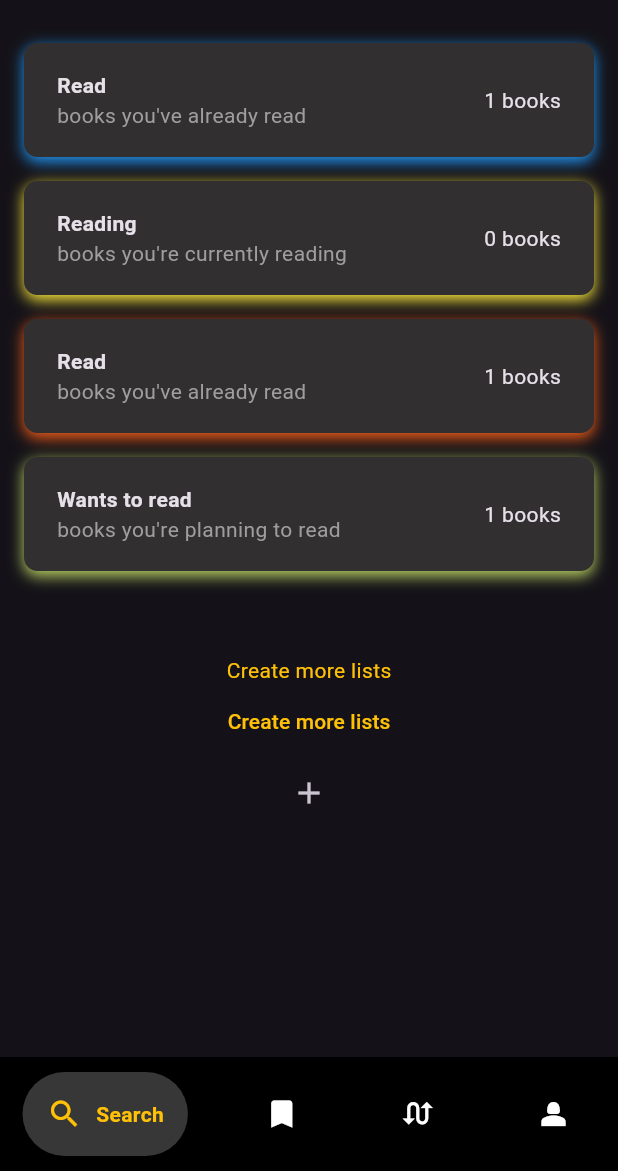
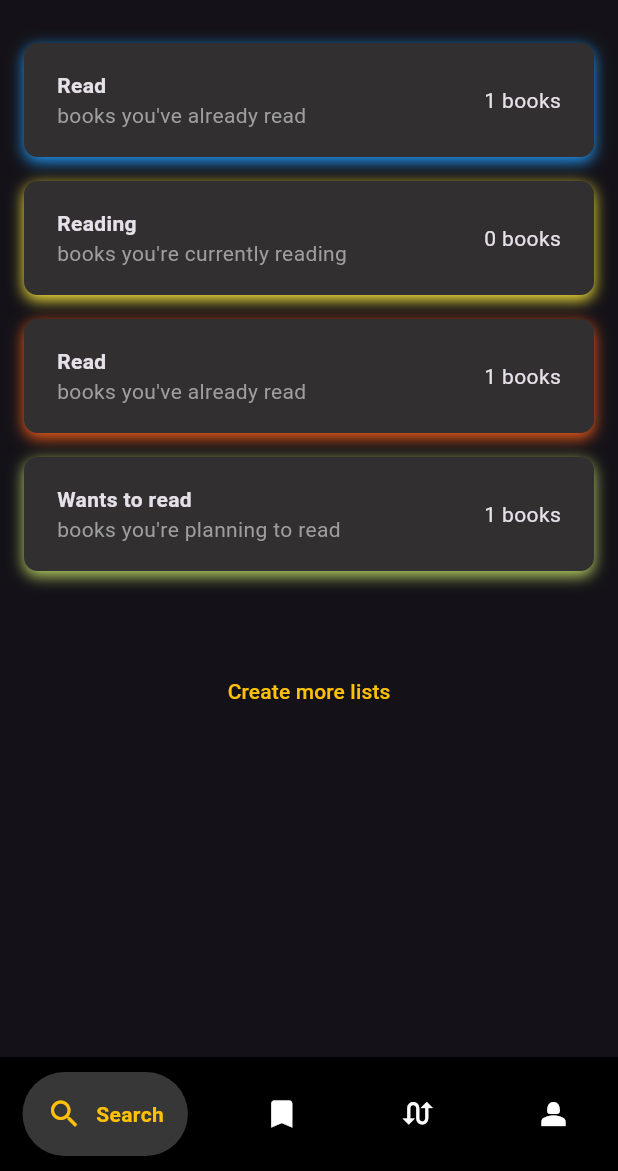
Before and after one commit to bdominguez6/App_Pumpun, a Flutter app: the screen it shows after launch, on a phone screen of 412 x 824 dp, the part 65-1236 px from its top. Run offline on Flutter 3.47's test engine with Material 3 defaults, Android fonts, the phone set to English and light mode, and no system bars; drawn by our look-alikes of google_nav_bar; our stand-ins replace flutter_colorpicker, google_fonts.

Commit message:
feat(WIP): booklist screen

```diff
--- a/app/lib/widgets/booklist/booklists_screen.dart
+++ b/app/lib/widgets/booklist/booklists_screen.dart
@@ -269,12 +269,6 @@ class _BookListsScreenState extends State<BookListsScreen> {
                 mainAxisSize: MainAxisSize.max,
                 mainAxisAlignment: MainAxisAlignment.center,
                 children: [
-                    const Text(
-                      'Create more lists',
-                      style: TextStyle(
-                        color: Colors.amber,
-                      ),
-                    ),
                   TextButton(
                     onPressed: () {
                       _openBooklistCreationModal();
@@ -286,14 +280,9 @@ class _BookListsScreenState extends State<BookListsScreen> {
                       ),
                     ),
                   ),
-                    IconButton(
-                      onPressed: () {
-                        _openBooklistCreationModal();
-                      },
-                      icon: const Icon(Icons.add),
+                ],
               ),
-                  ],
-                ))
+            )
         ],
       ),
 
```
Lines whose indentation alone changed are shown as unchanged.
